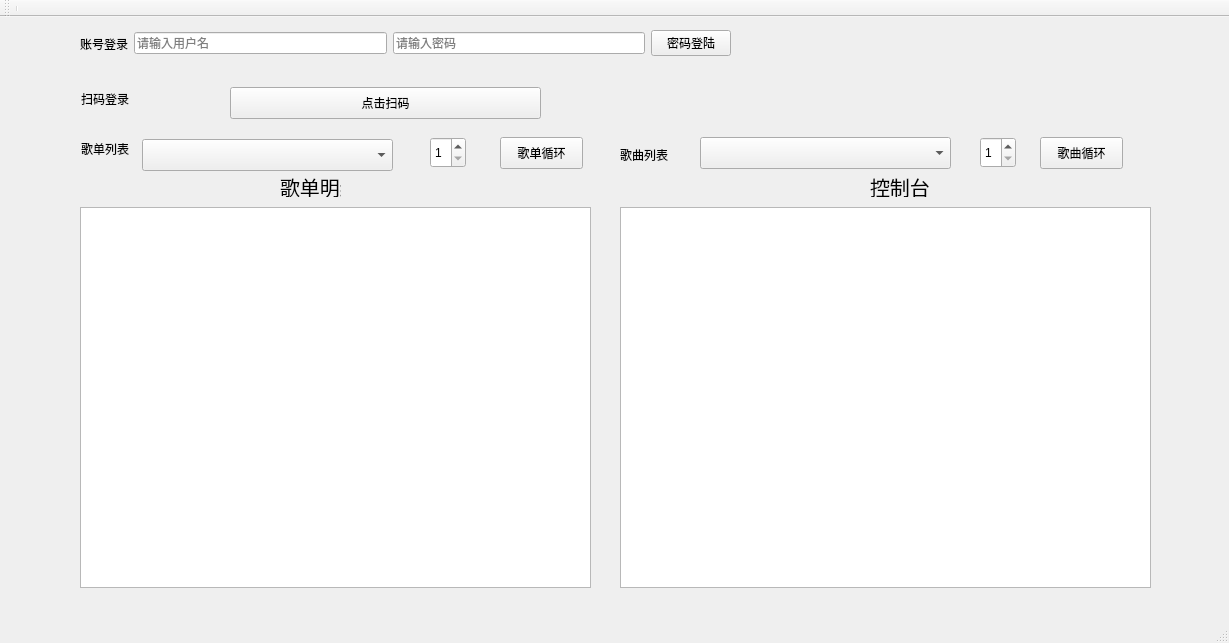
This is auto-script/gui/demo/MainWindow.ui in songzigg/python-learn as Qt 5 draws it before an edit. The edited form follows.
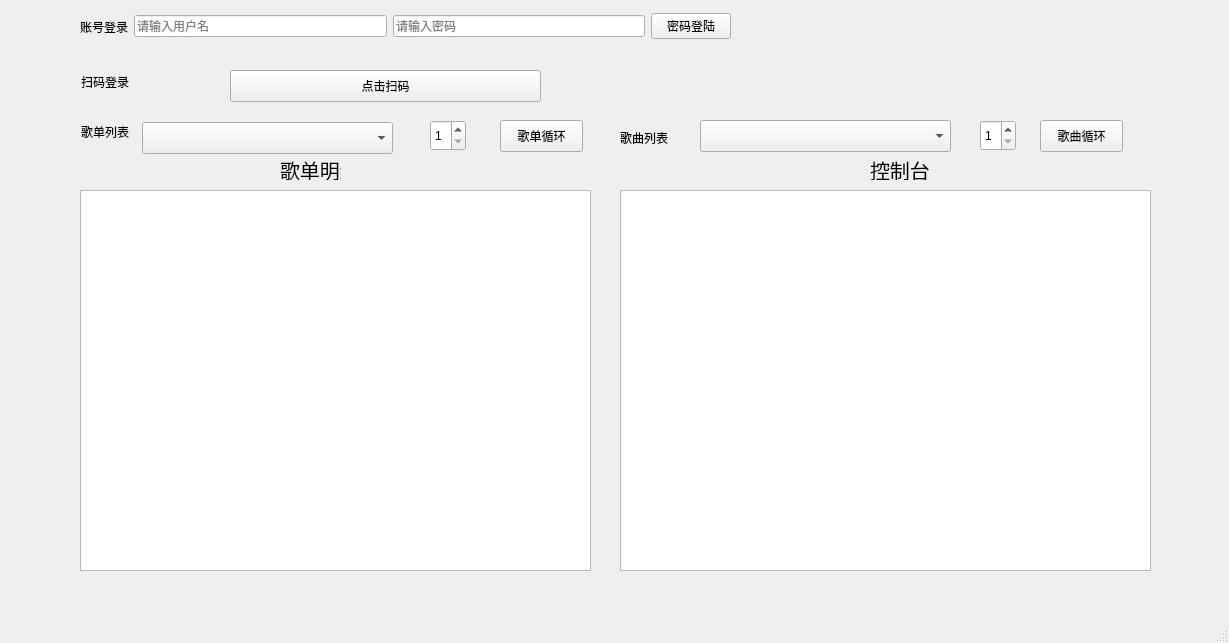
This is the edited form.

Commit message: 设置music163窗口标题名称

The edit to the form file:
```diff
--- a/auto-script/gui/demo/MainWindow.ui
+++ b/auto-script/gui/demo/MainWindow.ui
@@ -257,18 +257,6 @@
    </widget>
   </widget>
   <widget class="QStatusBar" name="statusbar"/>
-  <widget class="QToolBar" name="toolBar">
-   <property name="windowTitle">
-    <string>toolBar</string>
-   </property>
-   <attribute name="toolBarArea">
-    <enum>TopToolBarArea</enum>
-   </attribute>
-   <attribute name="toolBarBreak">
-    <bool>false</bool>
-   </attribute>
-   <addaction name="separator"/>
-  </widget>
   <action name="action_1">
    <property name="text">
     <string>动作1</string>
```
The commit also changes 1 other file.
